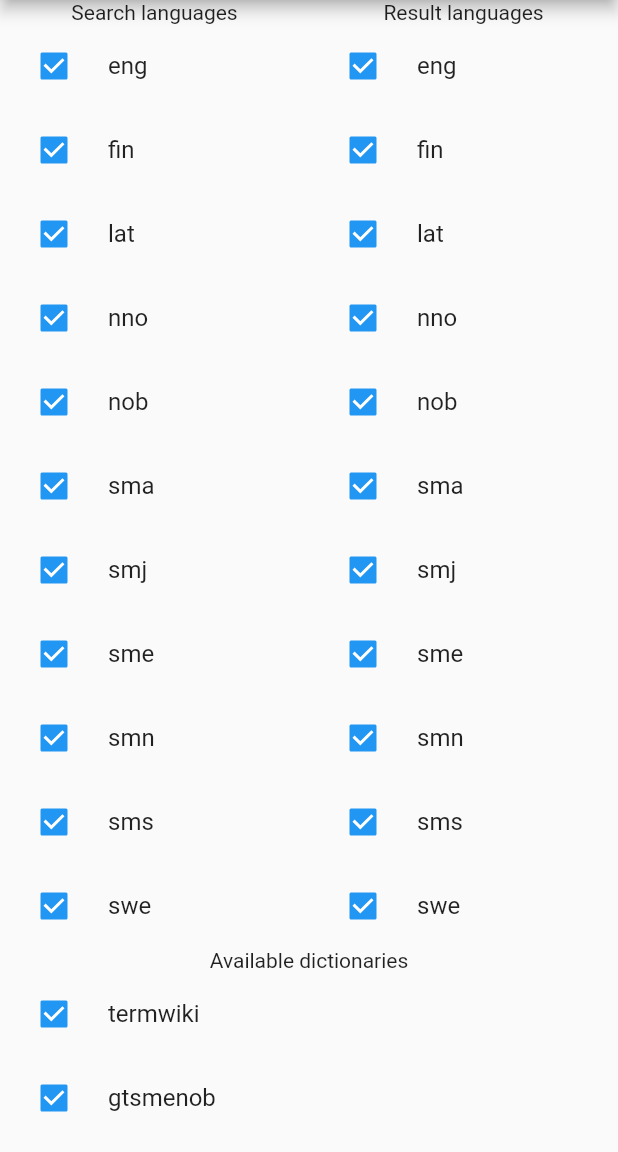
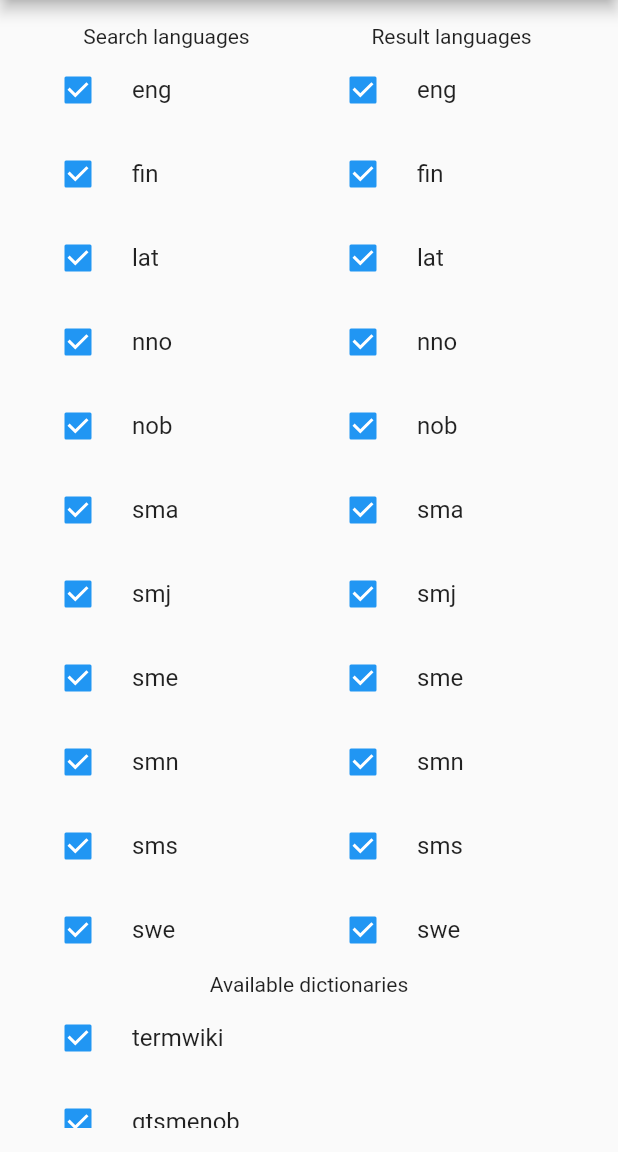
Before and after one commit to divvun/satni_flutter, a Flutter app: the FilterPage screen opened by its route, on a phone screen of 412 x 824 dp, the part 84-1236 px from its top. Run offline on Flutter 3.47's test engine with Material 2 defaults, Android fonts, the phone set to English and light mode, and no system bars; our stand-ins replace equatable, flutter_hooks, flutter_riverpod, freezed_annotation, go_router, graphql and 2 more; missing offline and left inert: artemis, gql; network calls fail.

Commit message:
Borrow responsive center widget from tutorial

```diff
--- /dev/null
+++ b/lib/src/common_widgets/index.dart
@@ -0,0 +1 @@
+export 'responsive_center.dart';
--- /dev/null
+++ b/lib/src/common_widgets/responsive_center.dart
@@ -0,0 +1,62 @@
+// Flutter imports:
+import 'package:flutter/material.dart';
+
+// Project imports:
+import 'package:satni/src/constants/breakpoints.dart';
+
+/// Reusable widget for showing a child with a maximum content width constraint.
+/// If available width is larger than the maximum width, the child will be
+/// centered.
+/// If available width is smaller than the maximum width, the child use all the
+/// available width.
+class ResponsiveCenter extends StatelessWidget {
+  const ResponsiveCenter({
+    Key? key,
+    this.maxContentWidth = Breakpoint.desktop,
+    this.padding = EdgeInsets.zero,
+    required this.child,
+  }) : super(key: key);
+  final double maxContentWidth;
+  final EdgeInsetsGeometry padding;
+  final Widget child;
+
+  @override
+  Widget build(BuildContext context) {
+    // Use Center as it has *unconstrained* width (loose constraints)
+    return Center(
+      // together with SizedBox to specify the max width (tight constraints)
+      // See this thread for more info:
+      // https://twitter.com/biz84/status/1445400059894542337
+      child: SizedBox(
+        width: maxContentWidth,
+        child: Padding(
+          padding: padding,
+          child: child,
+        ),
+      ),
+    );
+  }
+}
+
+/// Sliver-equivalent of [ResponsiveCenter].
+class ResponsiveSliverCenter extends StatelessWidget {
+  const ResponsiveSliverCenter({
+    Key? key,
+    this.maxContentWidth = Breakpoint.desktop,
+    this.padding = EdgeInsets.zero,
+    required this.child,
+  }) : super(key: key);
+  final double maxContentWidth;
+  final EdgeInsetsGeometry padding;
+  final Widget child;
+  @override
+  Widget build(BuildContext context) {
+    return SliverToBoxAdapter(
+      child: ResponsiveCenter(
+        maxContentWidth: maxContentWidth,
+        padding: padding,
+        child: child,
+      ),
+    );
+  }
+}
--- /dev/null
+++ b/lib/src/constants/app_sizes.dart
@@ -0,0 +1,37 @@
+// Flutter imports:
+import 'package:flutter/material.dart';
+
+/// Constant sizes to be used in the app (paddings, gaps, rounded corners etc.)
+class Sizes {
+  static const p4 = 4.0;
+  static const p8 = 8.0;
+  static const p12 = 12.0;
+  static const p16 = 16.0;
+  static const p20 = 20.0;
+  static const p24 = 24.0;
+  static const p32 = 32.0;
+  static const p48 = 48.0;
+  static const p64 = 64.0;
+}
+
+/// Constant gap widths
+const gapW4 = SizedBox(width: Sizes.p4);
+const gapW8 = SizedBox(width: Sizes.p8);
+const gapW12 = SizedBox(width: Sizes.p12);
+const gapW16 = SizedBox(width: Sizes.p16);
+const gapW20 = SizedBox(width: Sizes.p20);
+const gapW24 = SizedBox(width: Sizes.p24);
+const gapW32 = SizedBox(width: Sizes.p32);
+const gapW48 = SizedBox(width: Sizes.p48);
+const gapW64 = SizedBox(width: Sizes.p64);
+
+/// Constant gap heights
+const gapH4 = SizedBox(height: Sizes.p4);
+const gapH8 = SizedBox(height: Sizes.p8);
+const gapH12 = SizedBox(height: Sizes.p12);
+const gapH16 = SizedBox(height: Sizes.p16);
+const gapH20 = SizedBox(height: Sizes.p20);
+const gapH24 = SizedBox(height: Sizes.p24);
+const gapH32 = SizedBox(height: Sizes.p32);
+const gapH48 = SizedBox(height: Sizes.p48);
+const gapH64 = SizedBox(height: Sizes.p64);
--- /dev/null
+++ b/lib/src/constants/breakpoints.dart
@@ -0,0 +1,5 @@
+/// Layout breakpoints used in the app.
+class Breakpoint {
+  static const double desktop = 900;
+  static const double tablet = 600;
+}
--- /dev/null
+++ b/lib/src/constants/index.dart
@@ -0,0 +1,2 @@
+export 'breakpoints.dart';
+export 'app_sizes.dart';
--- a/lib/src/filter/presentation/filter_page.dart
+++ b/lib/src/filter/presentation/filter_page.dart
@@ -5,6 +5,8 @@ import 'package:flutter/material.dart';
 import 'package:hooks_riverpod/hooks_riverpod.dart';
 
 // Project imports:
+import 'package:satni/src/common_widgets/index.dart';
+import 'package:satni/src/constants/index.dart';
 import 'package:satni/src/filter/index.dart';
 
 class FilterPage extends ConsumerWidget {
@@ -99,7 +101,9 @@ class FilterPage extends ConsumerWidget {
   Widget build(BuildContext context, WidgetRef ref) {
     return Scaffold(
       appBar: AppBar(title: const Text('Filtering')),
-      body: ListView(
+      body: ResponsiveCenter(
+        padding: const EdgeInsets.all(Sizes.p16),
+        child: ListView(
           children: [
             Row(
               children: [
@@ -110,6 +114,7 @@ class FilterPage extends ConsumerWidget {
             const ChooseDicts(),
           ],
         ),
+      ),
     );
   }
 }
```
Also changed, not shown: lib/src/articles/presentation/articles_page.dart (+6 -1 lines), lib/src/search/presentation/search_page.dart (+8 -1 lines), lib/src/generated/presentation/generated_page.dart. Lines whose indentation alone changed are shown as unchanged.
